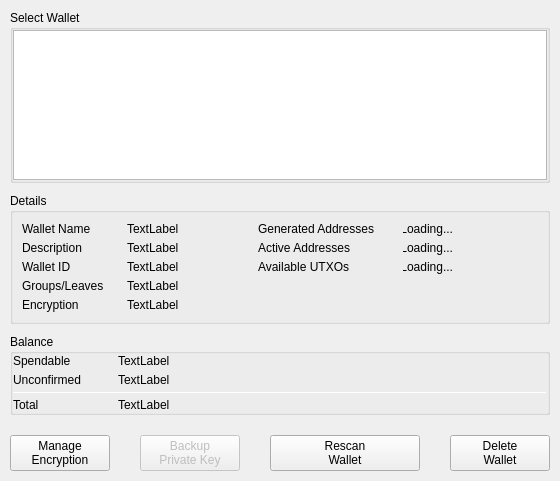
The window that BlockSettleUILib/ManageEncryption/WalletPropertiesDialog.ui (BlockSettle/terminal) describes before a commit, drawn with Qt 5.
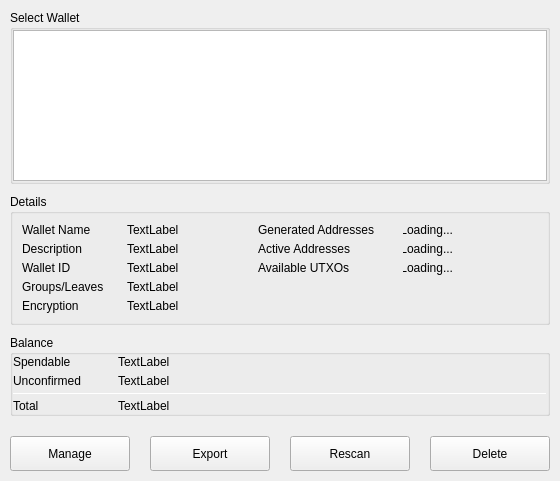
The same window after the commit.

Patch:
```diff
--- a/BlockSettleUILib/ManageEncryption/WalletPropertiesDialog.ui
+++ b/BlockSettleUILib/ManageEncryption/WalletPropertiesDialog.ui
@@ -1064,19 +1064,18 @@
         </property>
         <property name="minimumSize">
          <size>
-          <width>100</width>
+          <width>120</width>
           <height>35</height>
          </size>
         </property>
         <property name="maximumSize">
          <size>
-          <width>150</width>
+          <width>120</width>
           <height>45</height>
          </size>
         </property>
         <property name="text">
-         <string>Manage
-Encryption</string>
+         <string>Manage</string>
         </property>
         <property name="iconSize">
          <size>
@@ -1092,7 +1091,7 @@
       <item alignment="Qt::AlignLeft">
        <widget class="QPushButton" name="backupButton">
         <property name="enabled">
-         <bool>false</bool>
+         <bool>true</bool>
         </property>
         <property name="sizePolicy">
          <sizepolicy hsizetype="Expanding" vsizetype="Expanding">
@@ -1102,19 +1101,18 @@
         </property>
         <property name="minimumSize">
          <size>
-          <width>100</width>
+          <width>120</width>
           <height>35</height>
          </size>
         </property>
         <property name="maximumSize">
          <size>
-          <width>150</width>
+          <width>120</width>
           <height>45</height>
          </size>
         </property>
         <property name="text">
-         <string>Backup
-Private Key</string>
+         <string>Export</string>
         </property>
         <property name="iconSize">
          <size>
@@ -1137,19 +1135,18 @@
         </property>
         <property name="minimumSize">
          <size>
-          <width>100</width>
+          <width>120</width>
           <height>35</height>
          </size>
         </property>
         <property name="maximumSize">
          <size>
-          <width>150</width>
+          <width>120</width>
           <height>45</height>
          </size>
         </property>
         <property name="text">
-         <string>Rescan
-Wallet</string>
+         <string>Rescan</string>
         </property>
         <property name="iconSize">
          <size>
@@ -1175,19 +1172,18 @@
         </property>
         <property name="minimumSize">
          <size>
-          <width>100</width>
+          <width>120</width>
           <height>35</height>
          </size>
         </property>
         <property name="maximumSize">
          <size>
-          <width>150</width>
+          <width>120</width>
           <height>45</height>
          </size>
         </property>
         <property name="text">
-         <string>Delete
-Wallet</string>
+         <string>Delete</string>
         </property>
         <property name="iconSize">
          <size>
```
